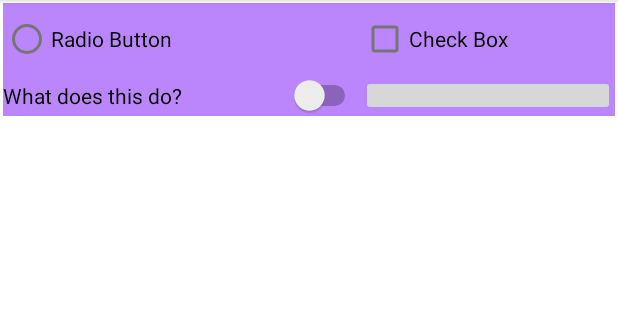
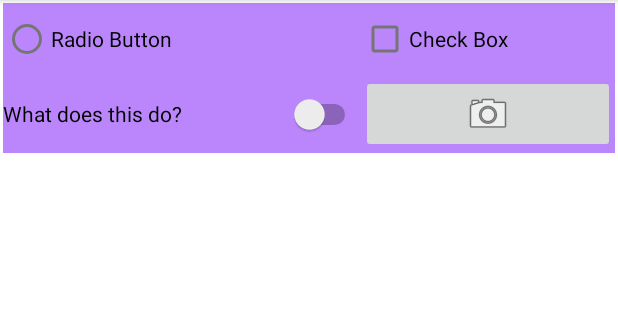
Before and after one commit to tygragamand/CP470_AndroidAssignments, an Android app: the ListItemsActivity screen opened directly, with no data from a screen before it, on a phone screen of 412 x 824 dp, the part 84-404 px from its top. Run offline under Robolectric (Android 15) with nearby library versions, the phone set to English and light mode, and no system bars.

```diff
--- a/app/src/main/AndroidManifest.xml
+++ b/app/src/main/AndroidManifest.xml
@@ -14,14 +14,16 @@
         tools:targetApi="31">
         <activity
             android:name=".ListItemsActivity"
-            android:exported="false">
+            android:exported="true">
+
             <meta-data
                 android:name="android.app.lib_name"
                 android:value="" />
         </activity>
         <activity
             android:name=".LoginActivity"
-            android:exported="false">
+            android:exported="true">
+
             <meta-data
                 android:name="android.app.lib_name"
                 android:value="" />
--- a/app/src/main/res/layout/activity_list_items.xml
+++ b/app/src/main/res/layout/activity_list_items.xml
@@ -33,11 +33,9 @@
     </Switch>
 
     <ImageButton
-
         android:layout_columnWeight="1"
-        android:layout_gravity="fill">
-
-    </ImageButton>
+        android:layout_gravity="fill"
+        app:srcCompat="@android:drawable/ic_menu_camera" />
 
 
 </GridLayout>
```
